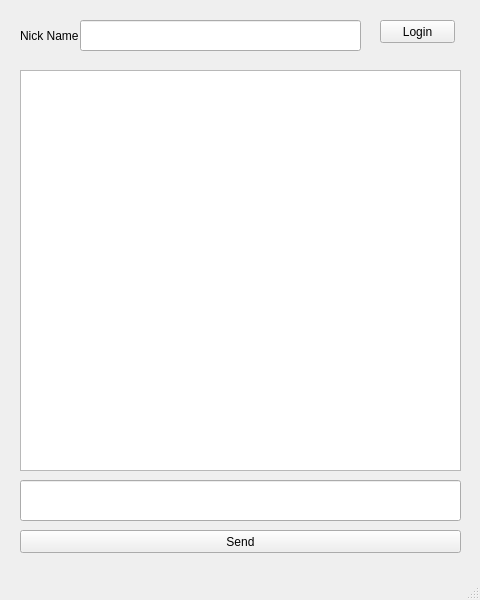
Above: ChatRoom/mainwindow.ui from jason03171/chatroom before the change. Below: the same form after it.
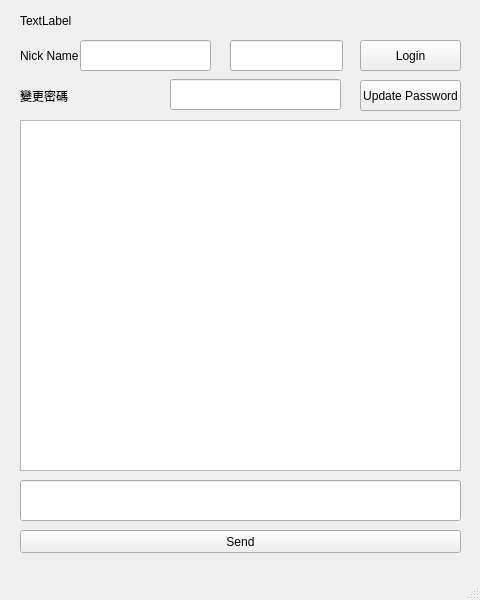
That is the form after the change.

```diff
--- a/ChatRoom/mainwindow.ui
+++ b/ChatRoom/mainwindow.ui
@@ -13,12 +13,15 @@
   <property name="windowTitle">
    <string>MainWindow</string>
   </property>
+  <property name="styleSheet">
+   <string notr="true"/>
+  </property>
   <widget class="QWidget" name="centralwidget">
    <widget class="QLabel" name="label">
     <property name="geometry">
      <rect>
       <x>20</x>
-      <y>20</y>
+      <y>40</y>
       <width>61</width>
       <height>31</height>
      </rect>
@@ -31,8 +34,8 @@
     <property name="geometry">
      <rect>
       <x>80</x>
-      <y>20</y>
-      <width>281</width>
+      <y>40</y>
+      <width>131</width>
       <height>31</height>
      </rect>
     </property>
@@ -40,12 +43,15 @@
    <widget class="QPushButton" name="login">
     <property name="geometry">
      <rect>
-      <x>380</x>
-      <y>20</y>
-      <width>75</width>
-      <height>23</height>
+      <x>360</x>
+      <y>40</y>
+      <width>101</width>
+      <height>31</height>
      </rect>
     </property>
+    <property name="styleSheet">
+     <string notr="true"/>
+    </property>
     <property name="text">
      <string>Login</string>
     </property>
@@ -54,9 +60,9 @@
     <property name="geometry">
      <rect>
       <x>20</x>
-      <y>70</y>
+      <y>120</y>
       <width>441</width>
-      <height>401</height>
+      <height>351</height>
      </rect>
     </property>
    </widget>
@@ -83,6 +89,68 @@
      </rect>
     </property>
    </widget>
+   <widget class="QLineEdit" name="lineEdit">
+    <property name="geometry">
+     <rect>
+      <x>230</x>
+      <y>40</y>
+      <width>113</width>
+      <height>31</height>
+     </rect>
+    </property>
+    <property name="echoMode">
+     <enum>QLineEdit::Password</enum>
+    </property>
+   </widget>
+   <widget class="QLabel" name="label_2">
+    <property name="geometry">
+     <rect>
+      <x>20</x>
+      <y>10</y>
+      <width>431</width>
+      <height>21</height>
+     </rect>
+    </property>
+    <property name="text">
+     <string>TextLabel</string>
+    </property>
+   </widget>
+   <widget class="QLabel" name="label_3">
+    <property name="geometry">
+     <rect>
+      <x>20</x>
+      <y>80</y>
+      <width>51</width>
+      <height>31</height>
+     </rect>
+    </property>
+    <property name="text">
+     <string>變更密碼</string>
+    </property>
+   </widget>
+   <widget class="QLineEdit" name="lineEdit_2">
+    <property name="geometry">
+     <rect>
+      <x>170</x>
+      <y>79</y>
+      <width>171</width>
+      <height>31</height>
+     </rect>
+    </property>
+   </widget>
+   <widget class="QPushButton" name="pushButton">
+    <property name="geometry">
+     <rect>
+      <x>360</x>
+      <y>80</y>
+      <width>101</width>
+      <height>31</height>
+     </rect>
+    </property>
+    <property name="text">
+     <string>Update Password</string>
+    </property>
+   </widget>
   </widget>
   <widget class="QMenuBar" name="menubar">
    <property name="geometry">
```
